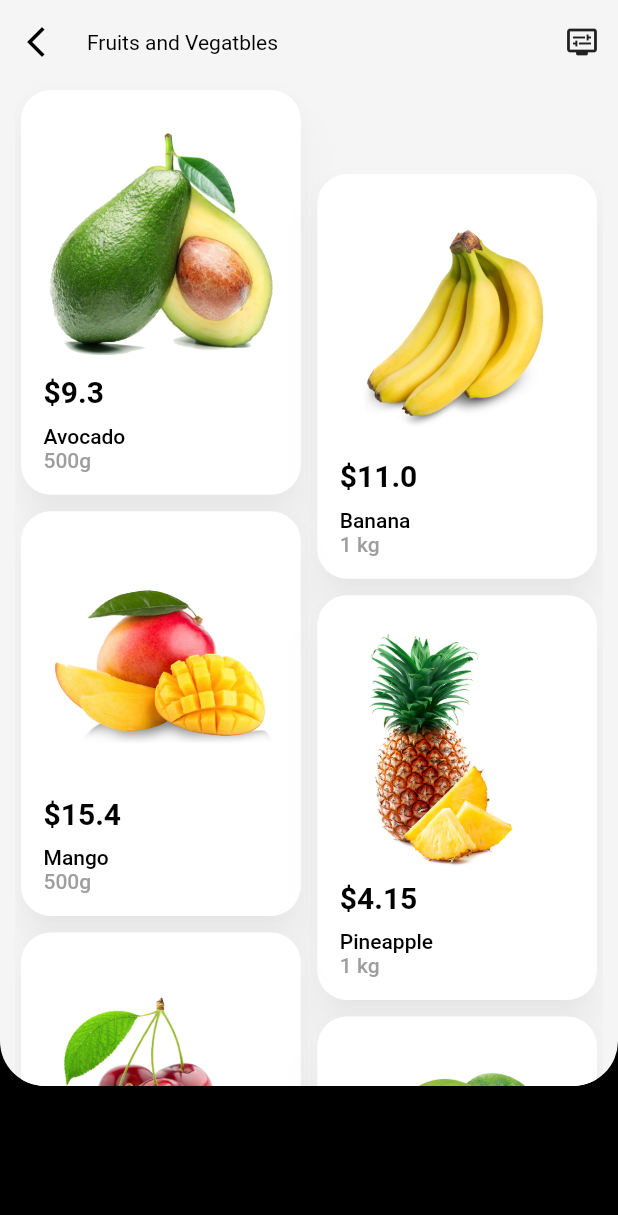
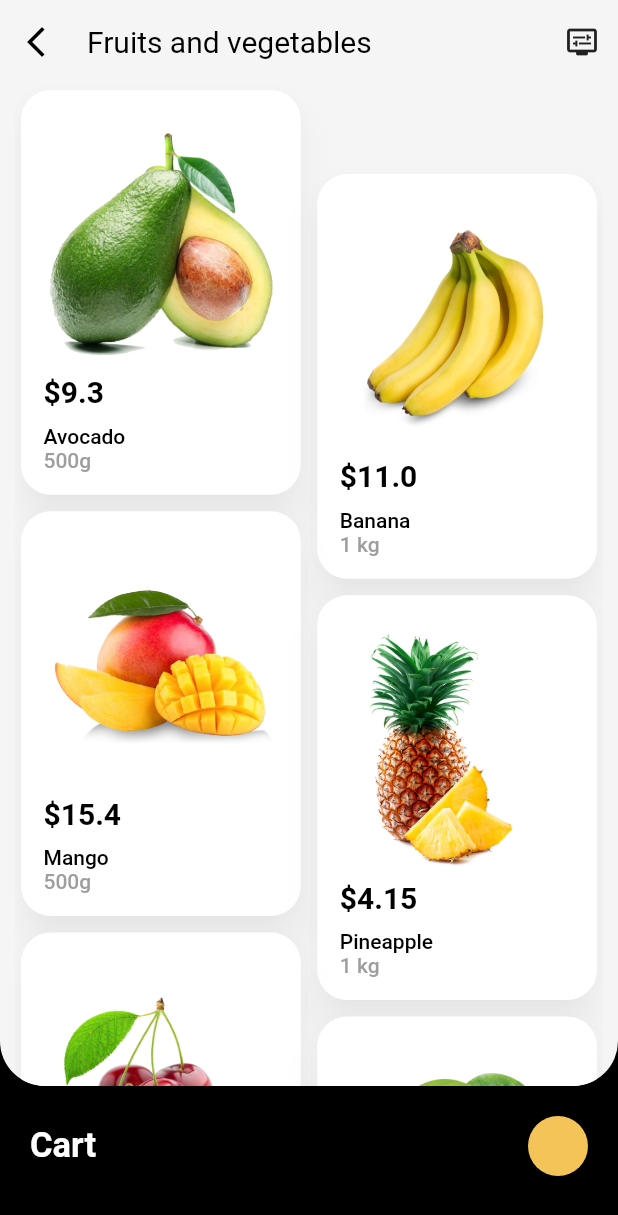
Before and after one commit to jesuspedge/grocery_example_app, a Flutter app: the screen it shows after launch, on a phone screen of 412 x 824 dp. Shown: the top 1215 px of the screen. Run offline on Flutter 3.47's test engine with Material 2 defaults, Android fonts, the phone set to English and light mode, and no system bars.

Commit message:
starting cart

```diff
--- a/lib/data_repository/grocery_products/grocery_products.dart
+++ b/lib/data_repository/grocery_products/grocery_products.dart
@@ -57,7 +57,7 @@ List<GroceryProduct> groceryProductsList = <GroceryProduct>[
   ),
   GroceryProduct(
     price: 8.50,
-    name: 'quince',
+    name: 'Quince',
     decription:
         'The quince is the sole member of the genus Cydonia in the Malinae subtribe (which also contains apples and pears, among other fruits) of the Rosaceae family.',
     image: 'assets/images/Quince.png',
--- a/lib/home/bloc/home_bloc.dart
+++ b/lib/home/bloc/home_bloc.dart
@@ -6,6 +6,7 @@ enum HomeState { list, details, cart }
 class HomeBloc with ChangeNotifier {
   HomeState homeState = HomeState.list;
   List<GroceryProduct> catalog = List.unmodifiable(groceryProductsList);
+  List<GroceryProductSelected> cart = [];
 
   void changeToList() {
     homeState = HomeState.list;
@@ -16,4 +17,29 @@ class HomeBloc with ChangeNotifier {
     homeState = HomeState.cart;
     notifyListeners();
   }
+
+  void addProductToCart(GroceryProduct fruit) {
+    for (GroceryProductSelected product in cart) {
+      if (product.fruit.name == fruit.name) {
+        product.increment();
+        notifyListeners();
+        return;
+      }
+    }
+    cart.add(GroceryProductSelected(fruit: fruit));
+    notifyListeners();
+  }
 }
+
+class GroceryProductSelected {
+  GroceryProductSelected({this.quantity = 1, required this.fruit});
+
+  int quantity;
+  final GroceryProduct fruit;
+
+  void increment() {
+    quantity++;
+  }
+
+  void decrement() {}
+}
--- a/lib/home/view/home_page.dart
+++ b/lib/home/view/home_page.dart
@@ -95,6 +95,58 @@ class _HomePageState extends State<HomePage> {
                         onVerticalDragUpdate: _onVerticalGesture,
                         child: Container(
                           color: _backgroundColor,
+                          child: Column(
+                            children: [
+                              Padding(
+                                padding: const EdgeInsets.all(20),
+                                child: Row(
+                                  children: [
+                                    const Text(
+                                      'Cart',
+                                      style: TextStyle(
+                                          color: Colors.white,
+                                          fontWeight: FontWeight.bold,
+                                          fontSize: 23),
+                                    ),
+                                    Expanded(
+                                      child: Padding(
+                                        padding: const EdgeInsets.symmetric(
+                                            horizontal: 10),
+                                        child: SingleChildScrollView(
+                                          scrollDirection: Axis.horizontal,
+                                          child: Row(
+                                            children: List.generate(
+                                              homeBloc.cart.length,
+                                              (index) => Hero(
+                                                tag:
+                                                    'list_${homeBloc.cart[index].fruit.name}toCart',
+                                                child: Padding(
+                                                  padding: const EdgeInsets
+                                                      .symmetric(horizontal: 3),
+                                                  child: CircleAvatar(
+                                                    backgroundColor:
+                                                        Colors.white,
+                                                    backgroundImage: AssetImage(
+                                                        homeBloc.cart[index]
+                                                            .fruit.image),
+                                                  ),
+                                                ),
+                                              ),
+                                            ),
+                                          ),
+                                        ),
+                                      ),
+                                    ),
+                                    const CircleAvatar(
+                                      backgroundColor: Color(0xFFF4C459),
+                                    )
+                                  ],
+                                ),
+                              ),
+                              Spacer(),
+                              Placeholder()
+                            ],
+                          ),
                         ),
                       ),
                     ),
@@ -134,8 +186,8 @@ class _AppGroceryAppBarr extends StatelessWidget {
           const SizedBox(width: 10),
           const Expanded(
             child: Text(
-              'Fruits and Vegatbles',
-              style: TextStyle(color: Colors.black),
+              'Fruits and vegetables',
+              style: TextStyle(color: Colors.black, fontSize: 20),
             ),
           ),
           IconButton(
--- a/lib/home/view/widgets/grocery_store_list.dart
+++ b/lib/home/view/widgets/grocery_store_list.dart
@@ -23,10 +23,15 @@ class GroceryStoreList extends StatelessWidget {
             onTap: () {
               Navigator.of(context).push(
                 PageRouteBuilder(
+                  transitionDuration: const Duration(milliseconds: 500),
                   pageBuilder: (context, animation, __) {
                     return FadeTransition(
                       opacity: animation,
-                      child: FruitDetails(fruit: fruit),
+                      child: FruitDetails(
+                          onProductAddedToCart: () {
+                            homeBloc.addProductToCart(fruit);
+                          },
+                          fruit: fruit),
                     );
                   },
                 ),
@@ -84,18 +89,5 @@ class GroceryStoreList extends StatelessWidget {
         },
       ),
     );
-    /*return Padding(
-      padding: const EdgeInsets.all(10.0),
-      child: ListView.builder(
-          padding: const EdgeInsets.only(top: cartBarHeight),
-          itemCount: homeBloc.catalog.length,
-          itemBuilder: (contex, index) {
-            return Container(
-              height: 100,
-              width: 100,
-              color: Colors.primaries[index % Colors.primaries.length],
-            );
-          }),
-    );*/
   }
 }
```
Also changed, not shown: lib/home/view/widgets/fruit_details.dart (+26 -17 lines).
